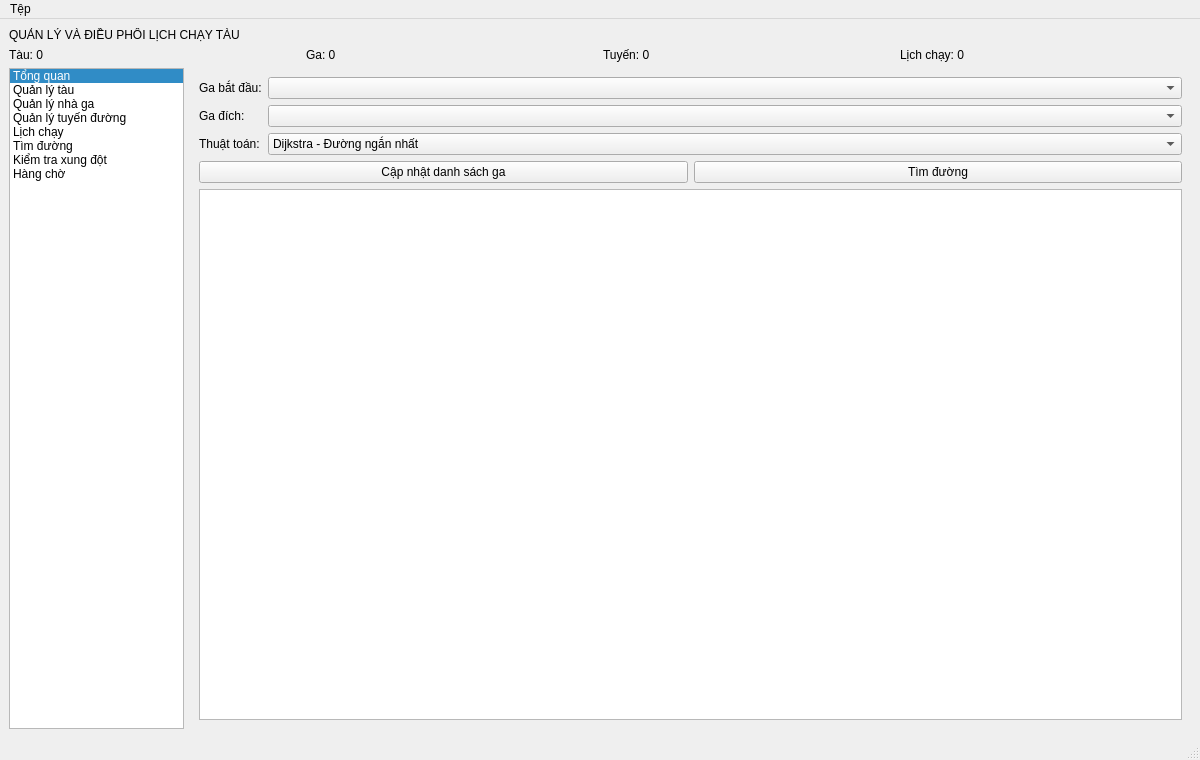
AncientGodsss/Railway-Scheduling-PBL2, file PBLQT/ui/forms/MainWindow.ui: the form before one commit.
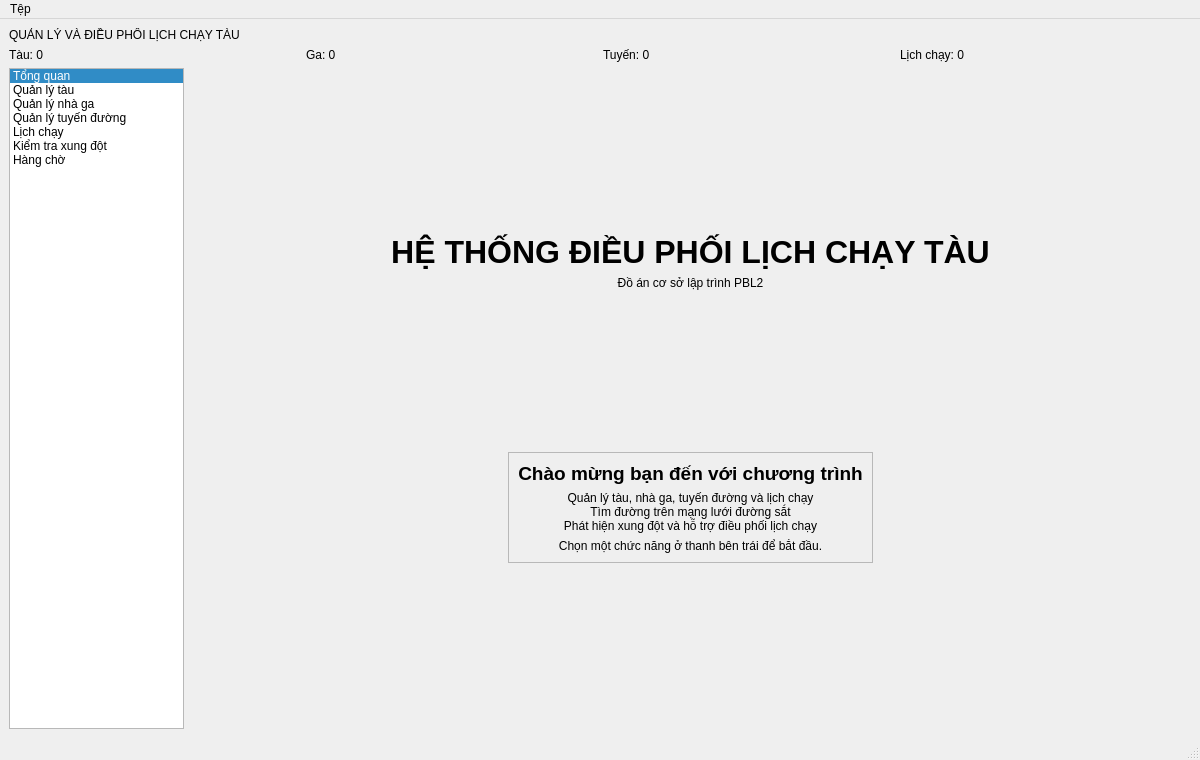
The form after the commit. The open tabs and pages were chosen to show the change.

```diff
--- a/PBLQT/ui/forms/MainWindow.ui
+++ b/PBLQT/ui/forms/MainWindow.ui
@@ -101,11 +101,6 @@
           <string>Lịch chạy</string>
          </property>
         </item>
-        <item>
-         <property name="text">
-          <string>Tìm đường</string>
-         </property>
-        </item>
         <item>
          <property name="text">
           <string>Kiểm tra xung đột</string>
@@ -404,80 +399,6 @@
           </item>
          </layout>
         </widget>
-        <widget class="QWidget" name="pathTab">
-         <layout class="QVBoxLayout">
-          <item>
-           <layout class="QFormLayout">
-            <item row="0" column="0">
-             <widget class="QLabel" name="startLabel">
-              <property name="text">
-               <string>Ga bắt đầu:</string>
-              </property>
-             </widget>
-            </item>
-            <item row="0" column="1">
-             <widget class="QComboBox" name="cbStart" />
-            </item>
-            <item row="1" column="0">
-             <widget class="QLabel" name="destLabel">
-              <property name="text">
-               <string>Ga đích:</string>
-              </property>
-             </widget>
-            </item>
-            <item row="1" column="1">
-             <widget class="QComboBox" name="cbDest" />
-            </item>
-            <item row="2" column="0">
-             <widget class="QLabel" name="algoLabel">
-              <property name="text">
-               <string>Thuật toán:</string>
-              </property>
-             </widget>
-            </item>
-            <item row="2" column="1">
-             <widget class="QComboBox" name="algoCombo">
-              <item>
-               <property name="text">
-                <string>Dijkstra - Đường ngắn nhất</string>
-               </property>
-              </item>
-              <item>
-               <property name="text">
-                <string>Dijkstra - Đường nhanh nhất</string>
-               </property>
-              </item>
-             </widget>
-            </item>
-           </layout>
-          </item>
-          <item>
-           <layout class="QHBoxLayout">
-            <item>
-             <widget class="QPushButton" name="btnRefreshStations">
-              <property name="text">
-               <string>Cập nhật danh sách ga</string>
-              </property>
-             </widget>
-            </item>
-            <item>
-             <widget class="QPushButton" name="btnFindPath">
-              <property name="text">
-               <string>Tìm đường</string>
-              </property>
-             </widget>
-            </item>
-           </layout>
-          </item>
-          <item>
-           <widget class="QTextEdit" name="pathOutput">
-            <property name="readOnly">
-             <bool>true</bool>
-            </property>
-           </widget>
-          </item>
-         </layout>
-        </widget>
         <widget class="QWidget" name="conflictTab">
          <layout class="QVBoxLayout">
           <item>
```
Left out of the diff: 40 changed lines with no effect on the pictures.
